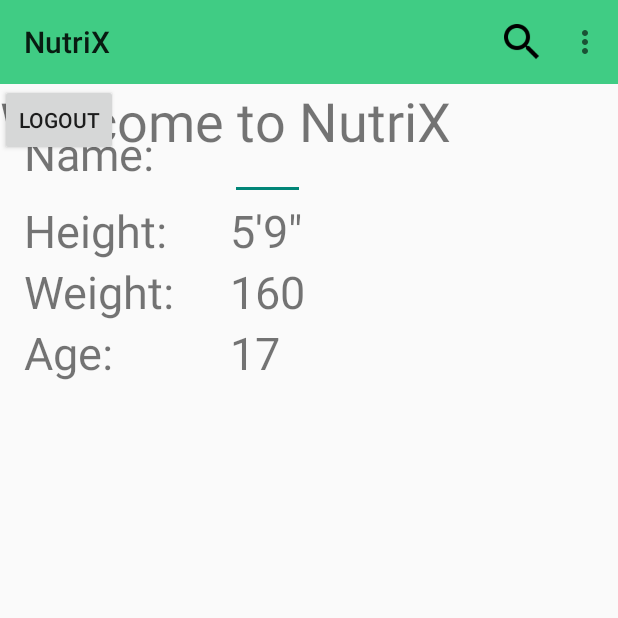
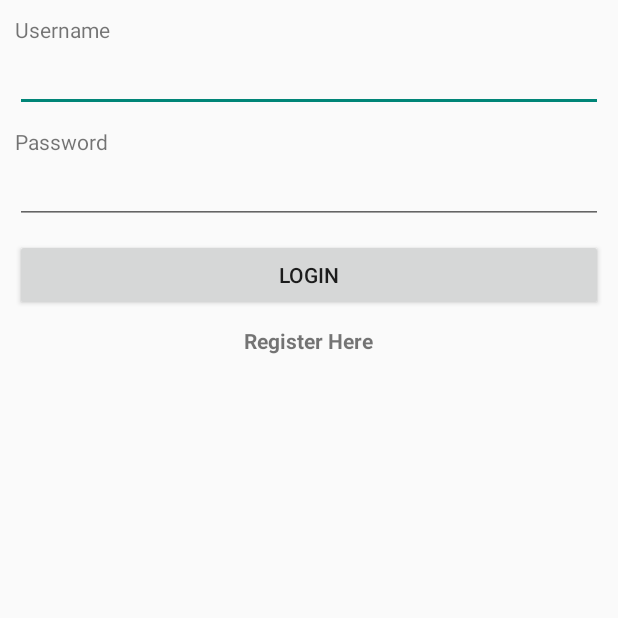
Before and after one commit to aaronlam100/NutriX, an Android app: the screen it shows after launch (MainActivity before the commit, LoginActivity after it), on a phone screen of 412 x 824 dp, the top half of it. Run offline under Robolectric (Android 15) with nearby library versions, the phone set to English and light mode, and no system bars.

Commit message:
login files

```diff
--- /dev/null
+++ b/app/src/main/java/com/nutrix/nutrix/LoginActivity.java
@@ -0,0 +1,87 @@
+package com.nutrix.nutrix;
+
+import android.app.AlertDialog;
+import android.content.Intent;
+import android.content.SharedPreferences;
+import android.support.v7.app.ActionBarActivity;
+import android.os.Bundle;
+import android.view.Menu;
+import android.view.MenuItem;
+import android.view.View;
+import android.widget.Button;
+import android.widget.EditText;
+import android.widget.TextView;
+
+
+public class LoginActivity extends ActionBarActivity implements View.OnClickListener {
+
+    Button bLogin;
+    TextView registerLink;
+    EditText etUsername, etPassword;
+
+    @Override
+    protected void onCreate(Bundle savedInstanceState) {
+        super.onCreate(savedInstanceState);
+        setContentView(R.layout.activity_login);
+
+        bLogin = (Button) findViewById(R.id.bLogin);
+        etUsername = (EditText) findViewById(R.id.etUsername);
+        etPassword = (EditText) findViewById(R.id.etPassword);
+        registerLink = (TextView) findViewById(R.id.tvRegisterLink);
+
+        bLogin.setOnClickListener(this);
+        registerLink.setOnClickListener(this);
+    }
+
+    @Override
+    public void onClick(View view){
+        switch (view.getId()) {
+            case R.id.bLogin:
+                String username = etUsername.getText().toString();
+                String password = etPassword.getText().toString();
+
+                if(username.equals("admin") && password.equals("nutrix")) {
+                    SharedPreferences.Editor editor = getSharedPreferences("Login", MODE_PRIVATE).edit();
+                    editor.putBoolean("LoggedIn", true);
+                    editor.commit();
+                    startActivity(new Intent(this, MainActivity.class));
+                }
+                else
+                    showErrorMessage();
+                break;
+            case R.id.tvRegisterLink:
+                Intent registerIntent = new Intent(LoginActivity.this, RegisterActivity.class);
+                startActivity(registerIntent);
+                break;
+        }
+    }
+
+    @Override
+    public boolean onCreateOptionsMenu(Menu menu) {
+        // Inflate the menu; this adds items to the action bar if it is present.
+        getMenuInflater().inflate(R.menu.menu_login, menu);
+        return true;
+    }
+
+    @Override
+    public boolean onOptionsItemSelected(MenuItem item) {
+        // Handle action bar item clicks here. The action bar will
+        // automatically handle clicks on the Home/Up button, so long
+        // as you specify a parent activity in AndroidManifest.xml.
+        int id = item.getItemId();
+
+        //noinspection SimplifiableIfStatement
+        if (id == R.id.action_settings) {
+            return true;
+        }
+
+        return super.onOptionsItemSelected(item);
+    }
+
+    private void showErrorMessage() {
+        AlertDialog.Builder dialogBuilder = new AlertDialog.Builder(LoginActivity.this);
+        dialogBuilder.setMessage("Incorrect user details");
+        dialogBuilder.setPositiveButton("Ok", null);
+        dialogBuilder.show();
+    }
+}
--- a/app/src/main/java/com/nutrix/nutrix/MainActivity.java
+++ b/app/src/main/java/com/nutrix/nutrix/MainActivity.java
@@ -1,6 +1,8 @@
 package com.nutrix.nutrix;
 
+import android.content.Context;
 import android.content.Intent;
+import android.content.SharedPreferences;
 import android.support.v7.app.ActionBarActivity;
 import android.os.Bundle;
 import android.support.v7.app.AppCompatActivity;
@@ -16,11 +18,9 @@ import android.support.v7.widget.Toolbar;
 
 public class MainActivity extends AppCompatActivity { //implements View.OnClickListener {
 
-    //    UserLocalStore userLocalStore;
     EditText etName, etAge, etUsername;
-    Button bLogout;
-    boolean loggedIn = false;
-
+    public static final String MyPREFERENCES = "Login";
+    SharedPreferences prefs;
     private Toolbar toolbar;
 
     @Override
@@ -48,70 +48,15 @@ public class MainActivity extends AppCompatActivity { //implements View.OnClickL
 
         toolbar = (Toolbar) findViewById(R.id.app_bar);
         setSupportActionBar(toolbar);
-
-//        etUsername = (EditText) findViewById(R.id.etUsername);
-//        etName = (EditText) findViewById(R.id.etName);
-//        etAge = (EditText) findViewById(R.id.etAge);
-//        bLogout = (Button) findViewById(R.id.bLogout);
-//
-//        bLogout.setOnClickListener(this);
     }
 
-//    @Override
-//    public void onClick(View v) {
-//        switch (v.getId()) {
-//            case R.id.bLogout:
-//                Intent loginIntent = new Intent(this, Login.class);
-//                startActivity(loginIntent);
-//                break;
-//        }
-//    }
+    @Override
+    protected void onStart(){
+        prefs = getSharedPreferences(MyPREFERENCES, Context.MODE_PRIVATE);
+        if(!prefs.getBoolean("LoggedIn", false))
+            startActivity(new Intent(MainActivity.this, LoginActivity.class));
 
-//    @Override
-//    protected void onStart() {
-//        super.onStart();
-//        if (!loggedIn)
-//            startActivity(new Intent(MainActivity.this, Login.class));
-//    }
+    }
 
-    //    private boolean authenticate() {
-//        if (userLocalStore.getLoggedInUser() == null) {
-//            Intent intent = new Intent(this, Login.class);
-//            startActivity(intent);
-//            return false;
-//        }
-//        return true;
-//    }
-//
-//    private void displayUserDetails() {
-//        User user = userLocalStore.getLoggedInUser();
-//        etUsername.setText(user.username);
-//        etName.setText(user.name);
-//        etAge.setText(user.age + "");
-//    }
-//
-    @Override
-    public boolean onCreateOptionsMenu(Menu menu) {
-        // Inflate the menu; this adds items to the action bar if it is present.
-        getMenuInflater().inflate(R.menu.menu_main, menu);
-        return true;
-    }
-    //
-    @Override
-    public boolean onOptionsItemSelected(MenuItem item) {
-        // Handle action bar item clicks here. The action bar will
-        // automatically handle clicks on the Home/Up button, so long
-        // as you specify a parent activity in AndroidManifest.xml.
-        int id = item.getItemId();
 
-        //noinspection SimplifiableIfStatement
-        if (id == R.id.action_settings) {
-            return true;
-        }
-//        if(id == R.id.action_search) {
-//            startActivity(new Intent(this, SearchActivity.class));
-//        }
-
-        return super.onOptionsItemSelected(item);
-    }
 }
--- /dev/null
+++ b/app/src/main/res/layout/activity_login.xml
@@ -0,0 +1,47 @@
+<LinearLayout xmlns:android="http://schemas.android.com/apk/res/android"
+    xmlns:tools="http://schemas.android.com/tools"
+    android:layout_width="match_parent"
+    android:padding="10dp"
+    android:orientation="vertical"
+    android:layout_height="match_parent">
+
+
+    <TextView
+        android:text="Username"
+        android:layout_width="wrap_content"
+        android:layout_height="wrap_content" />
+
+    <EditText
+        android:id="@+id/etUsername"
+        android:layout_width="match_parent"
+        android:layout_marginBottom="10dp"
+        android:layout_height="wrap_content" />
+
+    <TextView
+        android:text="Password"
+        android:layout_width="wrap_content"
+        android:layout_height="wrap_content" />
+
+    <EditText
+        android:id="@+id/etPassword"
+        android:layout_width="match_parent"
+        android:inputType="textPassword"
+        android:layout_marginBottom="10dp"
+        android:layout_height="wrap_content" />
+
+    <Button
+        android:id="@+id/bLogin"
+        android:layout_width="match_parent"
+        android:layout_marginBottom="10dp"
+        android:layout_height="wrap_content"
+        android:text="Login" />
+
+    <TextView
+        android:id="@+id/tvRegisterLink"
+        android:layout_width="wrap_content"
+        android:layout_height="wrap_content"
+        android:layout_gravity="center_horizontal"
+        android:text="Register Here"
+        android:textStyle="bold" />
+
+</LinearLayout>
--- /dev/null
+++ b/app/src/main/res/menu/menu_login.xml
@@ -0,0 +1,6 @@
+<menu xmlns:android="http://schemas.android.com/apk/res/android"
+    xmlns:app="http://schemas.android.com/apk/res-auto"
+    xmlns:tools="http://schemas.android.com/tools" tools:context="com.nutrix.nutrix.LoginActivity">
+    <item android:id="@+id/action_settings" android:title="@string/action_settings"
+        android:orderInCategory="100" app:showAsAction="never" />
+</menu>
```
Also changed, not shown: app/src/main/AndroidManifest.xml (+17 -8 lines), app/src/main/java/com/nutrix/nutrix/RegisterActivity.java (added, +38 -0 lines), app/src/main/res/layout/activity_register.xml (added, +60 -0 lines), app/src/main/res/menu/menu_register.xml (added, +7 -0 lines), 1 other file.
